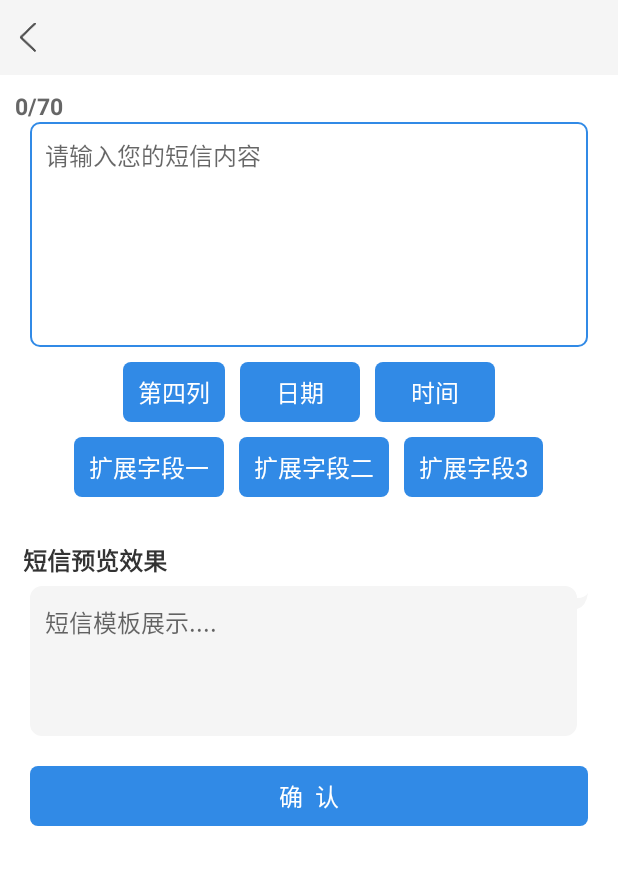
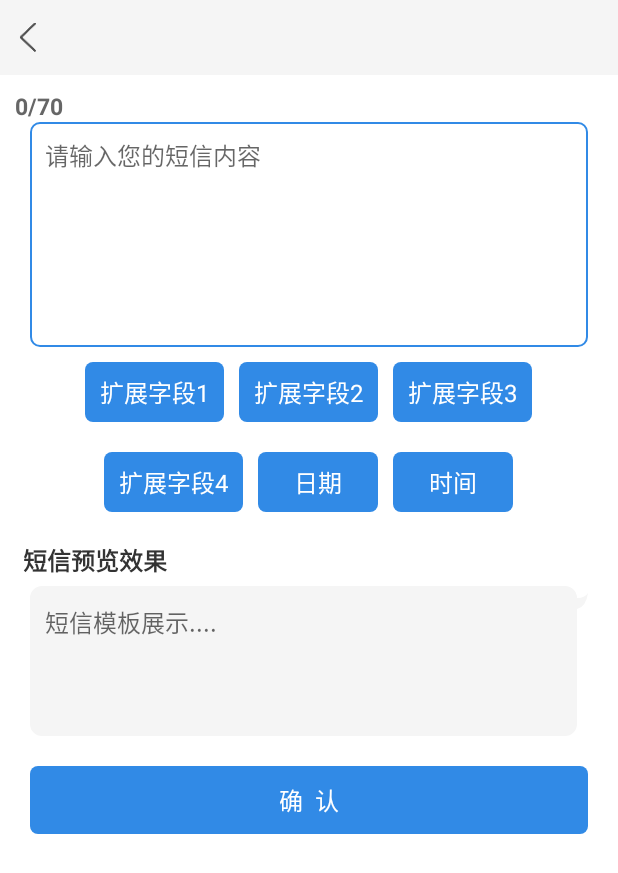
Before and after one commit to wangjingbo520/SMS, an Android app: the layout activity_sms_edit.xml on its own in the app's theme, with its tools: preview values and no code run, on a phone screen of 412 x 824 dp. Shown: the top 873 px of the screen. Run offline under Robolectric (Android 15) with nearby library versions, the phone set to English and light mode, and no system bars.

Commit message:
init commit

```diff
--- a/app/build.gradle
+++ b/app/build.gradle
@@ -41,7 +41,8 @@ android {
             // 输出apk名称
             if (variant.buildType.name.equals('release')) {
                 //  def fileName = defaultConfig.applicationId + "_v" +defaultConfig.versionName + ".apk"
-                def fileName = "群发短信_v" + defaultConfig.versionName + ".apk"
+                // def fileName = "群发短信_v" + defaultConfig.versionName + ".apk"
+                def fileName = defaultConfig.applicationId + "_v" + defaultConfig.versionName + ".apk"
                 outputFileName = fileName
             }
         }
--- a/app/src/main/java/com/tools/sms/activity/HomeActivity.java
+++ b/app/src/main/java/com/tools/sms/activity/HomeActivity.java
@@ -82,8 +82,7 @@ public class HomeActivity extends BaseActivity implements
             int currentVersionCode = Utils.getLocalVersion(this);
             int serverVersion = versionApp.getData().getVersionCode();
             if (serverVersion > currentVersionCode) {
-                showUpdateDialog(versionApp.getData().getDownUrl()
-                        , versionApp.getData().getVersionDescribed(), versionApp.getData().getVersionName());
+                showUpdateDialog(versionApp);
             }
         }
     }
--- a/app/src/main/java/com/tools/sms/activity/MyActivity.java
+++ b/app/src/main/java/com/tools/sms/activity/MyActivity.java
@@ -165,8 +165,7 @@ public class MyActivity extends BaseActivity {
             serverVersion = versionApp.getData().getVersionCode();
             contetent = versionApp.getData().getVersionDescribed();
             if (serverVersion > currentVersionCode) {
-                showUpdateDialog(versionApp.getData().getDownUrl()
-                        , versionApp.getData().getVersionDescribed(), versionApp.getData().getVersionName());
+                showUpdateDialog(versionApp);
             } else {
                 ToastUtil.showMessage("您已经是最新版本！");
             }
--- a/app/src/main/java/com/tools/sms/activity/SmsEditActivity.java
+++ b/app/src/main/java/com/tools/sms/activity/SmsEditActivity.java
@@ -99,7 +99,8 @@ public class SmsEditActivity extends BaseActivity {
     }
 
 
-    @OnClick({R.id.tv_expand_1, R.id.tv_expand_2, R.id.tv_sure, R.id.tv_date, R.id.tv_time, R.id.tv_expand_3, R.id.tv_expand_4})
+    @OnClick({R.id.tv_expand_1, R.id.tv_expand_2, R.id.tv_sure,
+            R.id.tv_date, R.id.tv_time, R.id.tv_expand_3, R.id.tv_expand_4})
     public void onViewClicked(View view) {
         switch (view.getId()) {
             case R.id.tv_expand_1:
--- a/app/src/main/java/com/tools/sms/http/InterfaceMethod.java
+++ b/app/src/main/java/com/tools/sms/http/InterfaceMethod.java
@@ -10,7 +10,9 @@ public class InterfaceMethod {
     public static final String base_url = "http://192.168.43.79:9090/";
 
     //pro
-   // public static final String base_url = "http://106.13.102.216/";
+    // public static final String base_url = "http://106.13.102.216/";
+
+    public static final String PAY_URL = "https://w.url.cn/s/A9SuogJhttps://w.url.cn/s/A9SuogJ";
 
     public static final String LOGIN = "user/login";
     public static final String EXIT_LOGIN = "user/exitLogin";
--- a/app/src/main/res/layout/activity_sms_edit.xml
+++ b/app/src/main/res/layout/activity_sms_edit.xml
@@ -51,6 +51,53 @@
             <LinearLayout
                 android:layout_width="match_parent"
                 android:layout_height="wrap_content"
+                android:layout_gravity="center_horizontal"
+                android:layout_marginTop="10dp"
+                android:gravity="center_horizontal">
+
+                <TextView
+                    android:id="@+id/tv_expand_1"
+                    android:layout_width="wrap_content"
+                    android:layout_height="40dp"
+                    android:background="@drawable/btn_shape"
+                    android:gravity="center"
+                    android:paddingLeft="10dp"
+                    android:paddingRight="10dp"
+                    android:text="扩展字段1"
+                    android:textColor="@color/white"
+                    android:textSize="@dimen/text_size" />
+
+                <TextView
+                    android:id="@+id/tv_expand_2"
+                    android:layout_width="wrap_content"
+                    android:layout_height="40dp"
+                    android:layout_marginStart="10dp"
+                    android:layout_marginEnd="10dp"
+                    android:layout_marginBottom="10dp"
+                    android:background="@drawable/btn_shape"
+                    android:gravity="center"
+                    android:paddingLeft="10dp"
+                    android:paddingRight="10dp"
+                    android:text="扩展字段2"
+                    android:textColor="@color/white"
+                    android:textSize="@dimen/text_size" />
+
+                <TextView
+                    android:id="@+id/tv_expand_3"
+                    android:layout_width="wrap_content"
+                    android:layout_height="40dp"
+                    android:background="@drawable/btn_shape"
+                    android:gravity="center"
+                    android:paddingLeft="10dp"
+                    android:paddingRight="10dp"
+                    android:text="扩展字段3"
+                    android:textColor="@color/white"
+                    android:textSize="@dimen/text_size" />
+            </LinearLayout>
+
+            <LinearLayout
+                android:layout_width="match_parent"
+                android:layout_height="wrap_content"
                 android:layout_marginStart="20dp"
                 android:layout_marginTop="10dp"
                 android:layout_marginEnd="20dp"
@@ -64,7 +111,7 @@
                     android:gravity="center"
                     android:paddingLeft="10dp"
                     android:paddingRight="10dp"
-                    android:text="第四列"
+                    android:text="扩展字段4"
                     android:textColor="@color/white"
                     android:textSize="@dimen/text_size" />
 
@@ -91,52 +138,6 @@
                     android:textSize="@dimen/text_size" />
             </LinearLayout>
 
-            <LinearLayout
-                android:layout_width="match_parent"
-                android:layout_height="wrap_content"
-                android:layout_gravity="center_horizontal"
-                android:layout_marginTop="10dp"
-                android:gravity="center_horizontal">
-
-                <TextView
-                    android:id="@+id/tv_expand_1"
-                    android:layout_width="wrap_content"
-                    android:layout_height="40dp"
-                    android:background="@drawable/btn_shape"
-                    android:gravity="center"
-                    android:paddingLeft="10dp"
-                    android:paddingRight="10dp"
-                    android:text="扩展字段一"
-                    android:textColor="@color/white"
-                    android:textSize="@dimen/text_size" />
-
-                <TextView
-                    android:id="@+id/tv_expand_2"
-                    android:layout_width="wrap_content"
-                    android:layout_height="40dp"
-                    android:layout_marginStart="10dp"
-                    android:layout_marginEnd="10dp"
-                    android:layout_marginBottom="10dp"
-                    android:background="@drawable/btn_shape"
-                    android:gravity="center"
-                    android:paddingLeft="10dp"
-                    android:paddingRight="10dp"
-                    android:text="扩展字段二"
-                    android:textColor="@color/white"
-                    android:textSize="@dimen/text_size" />
-
-                <TextView
-                    android:id="@+id/tv_expand_3"
-                    android:layout_width="wrap_content"
-                    android:layout_height="40dp"
-                    android:background="@drawable/btn_shape"
-                    android:gravity="center"
-                    android:paddingLeft="10dp"
-                    android:paddingRight="10dp"
-                    android:text="扩展字段3"
-                    android:textColor="@color/white"
-                    android:textSize="@dimen/text_size" />
-            </LinearLayout>
 
             <TextView
                 android:layout_width="wrap_content"
@@ -174,7 +175,7 @@
             <TextView
                 android:id="@+id/tv_sure"
                 android:layout_width="match_parent"
-                android:layout_height="40dp"
+                android:layout_height="45dp"
                 android:layout_marginStart="20dp"
                 android:layout_marginTop="20dp"
                 android:layout_marginEnd="20dp"
```
Also changed, not shown: app/src/main/java/com/tools/sms/activity/PayActivity.java (+14 -1 lines), app/src/main/java/com/tools/sms/base/BaseActivity.java (+9 -7 lines), app/src/main/java/com/tools/sms/base/Constants.java (+8 -5 lines), app/src/main/java/com/tools/sms/bean/VersionApp.java (+9 -0 lines), app/src/main/java/com/tools/sms/db/dbs/MyDatabaseHelper.java (+9 -2 lines), app/src/main/res/layout/activity_pay.xml (+12 -5 lines).
